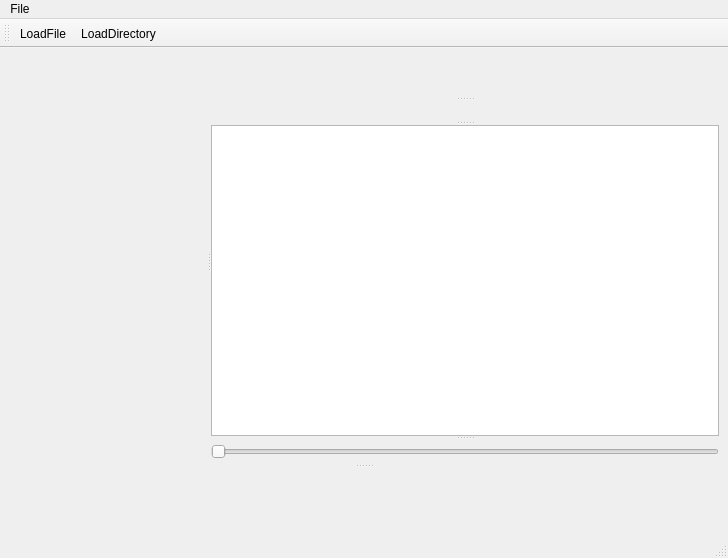
agostinhobritojr/blokbox, file mainwindow.ui: the form before one commit.
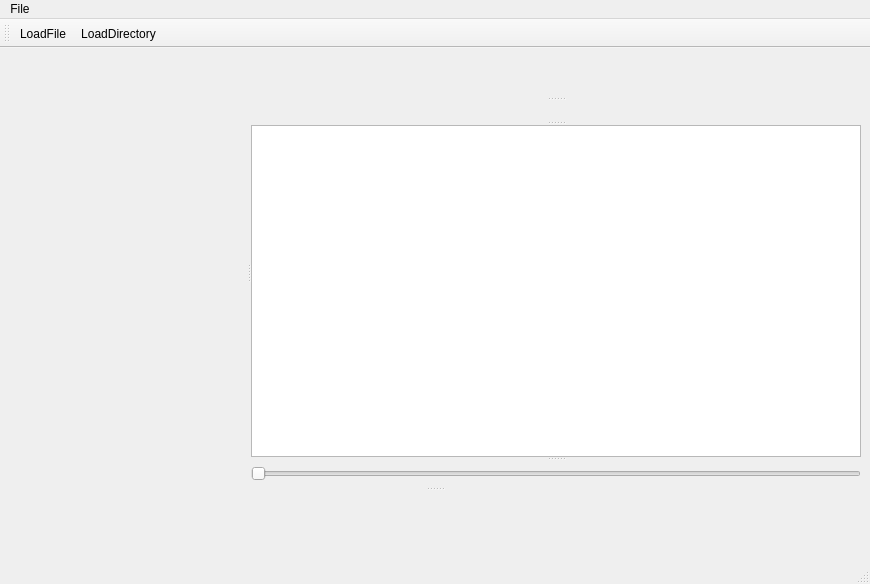
The form after the commit. Custom widgets are drawn as their Qt base class.

Patch:
```diff
--- a/mainwindow.ui
+++ b/mainwindow.ui
@@ -6,8 +6,8 @@
    <rect>
     <x>0</x>
     <y>0</y>
-    <width>728</width>
-    <height>558</height>
+    <width>870</width>
+    <height>584</height>
    </rect>
   </property>
   <property name="windowTitle">
@@ -88,7 +88,7 @@
     <rect>
      <x>0</x>
      <y>0</y>
-     <width>728</width>
+     <width>870</width>
      <height>25</height>
     </rect>
    </property>
```
